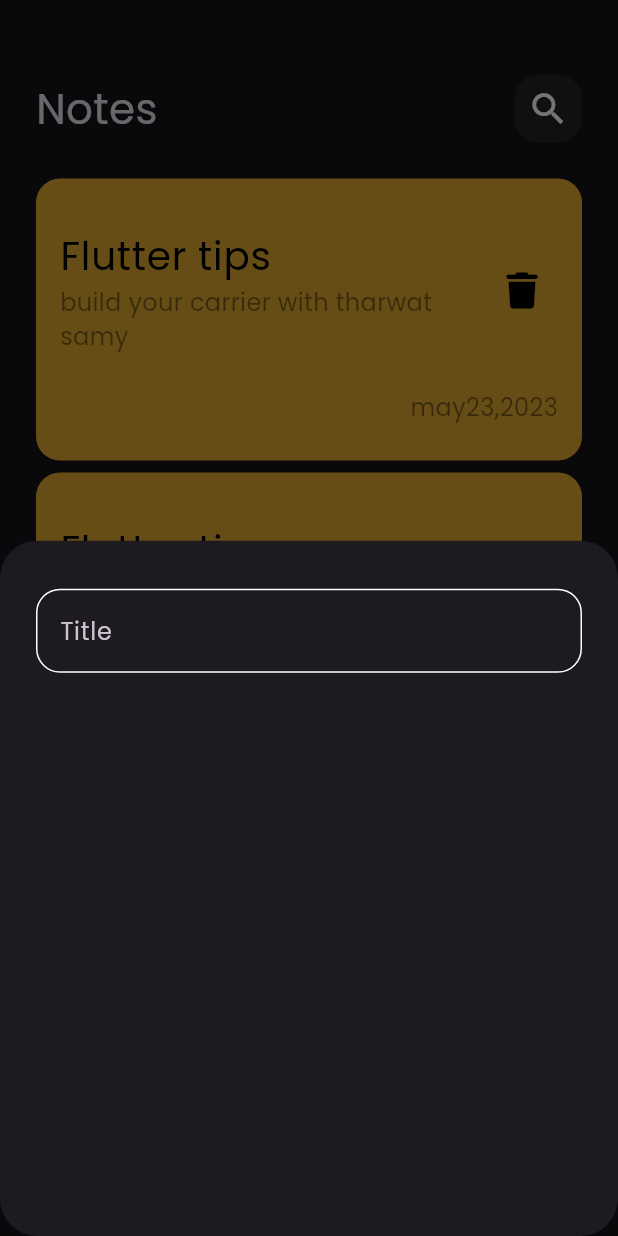
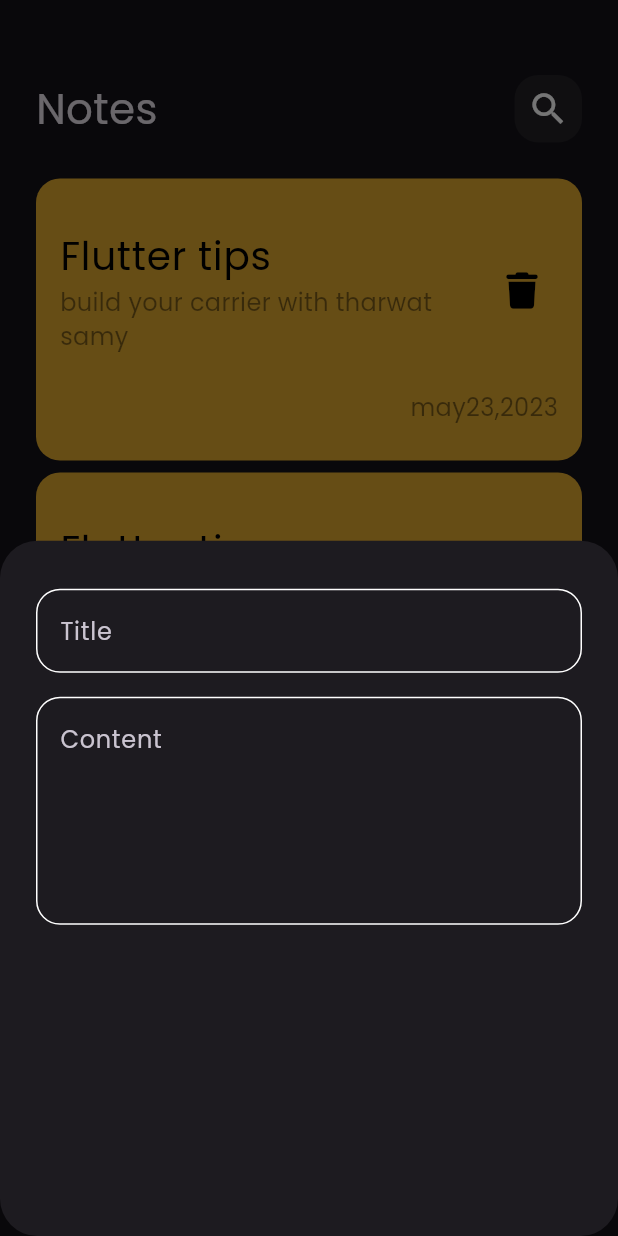
Before and after one commit to MuhammedGhazi/new_notes_app, a Flutter app: the screen it shows after launch, after a tap on the "add" icon, on a phone screen of 412 x 824 dp. Run offline on Flutter 3.47's test engine with Material 3 defaults, Android fonts, the phone set to English and light mode, and no system bars; our stand-ins replace font_awesome_flutter.

Commit message:
add fileds to bottom sheet

```diff
--- a/lib/views/widgets/add_note_bottom_sheet.dart
+++ b/lib/views/widgets/add_note_bottom_sheet.dart
@@ -8,7 +8,14 @@ class AddNoteBottomSheet extends StatelessWidget {
   Widget build(BuildContext context) {
     return Padding(
       padding: const EdgeInsets.symmetric(horizontal: 24),
-      child: Column(children: [SizedBox(height: 32), CustomTextField()]),
+      child: Column(
+        children: [
+          SizedBox(height: 32),
+          CustomTextField(hint: "Title"),
+          SizedBox(height: 16),
+          CustomTextField(hint: "Content", maxLines: 5),
+        ],
+      ),
     );
   }
 }
--- a/lib/views/widgets/custom_text_field.dart
+++ b/lib/views/widgets/custom_text_field.dart
@@ -2,17 +2,20 @@ import 'package:flutter/material.dart';
 import 'package:notes_app/constants.dart';
 
 class CustomTextField extends StatelessWidget {
-  const CustomTextField({super.key});
+  const CustomTextField({super.key, required this.hint, this.maxLines = 1});
+  final String hint;
+  final int maxLines;
 
   @override
   Widget build(BuildContext context) {
     return TextField(
       cursorColor: KPrimaryColor,
+      maxLines: maxLines,
       decoration: InputDecoration(
         border: buildBorder(),
         enabledBorder: buildBorder(),
         focusedBorder: buildBorder(Color(0xFF62fcd7)),
-        hintText: "Title",
+        hintText: hint,
       ),
     );
   }
```
